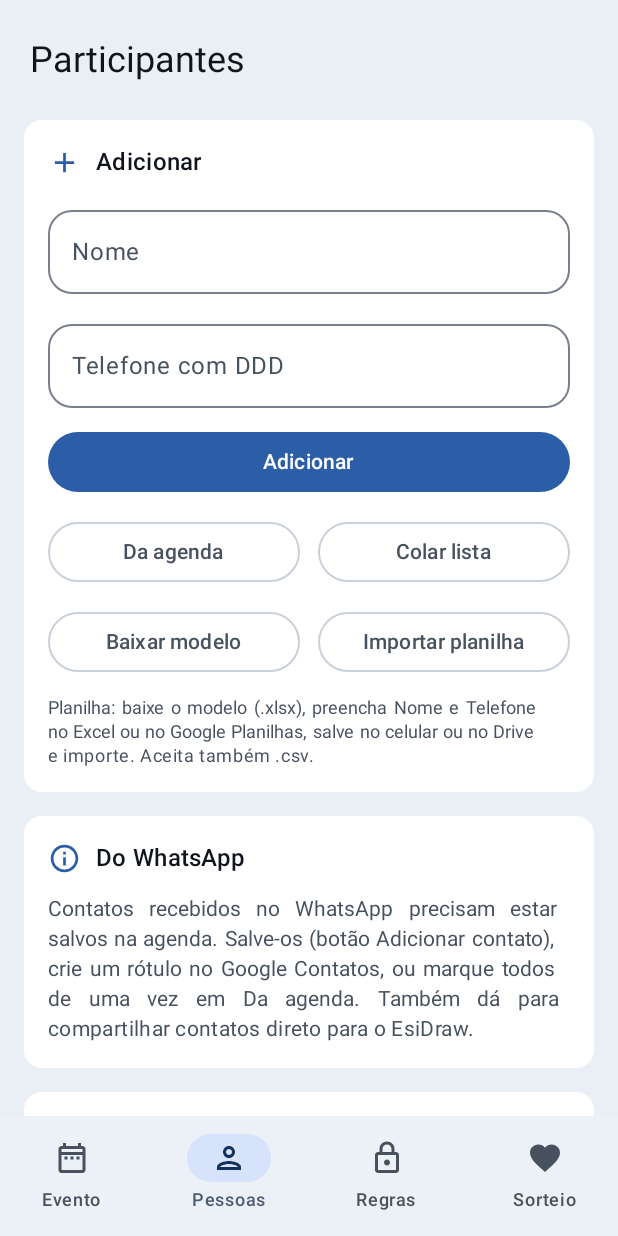
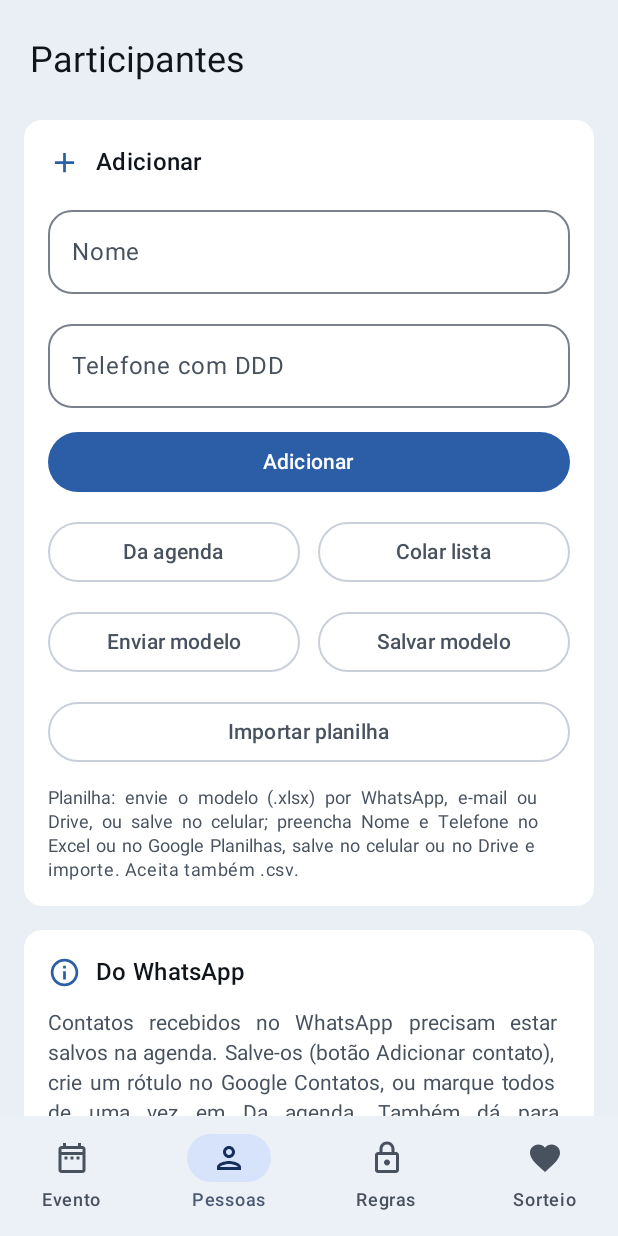
Before and after one commit to VictorEsidoro/EsiDraw, an Android app built with Jetpack Compose: the screen it shows after launch (MainActivity), item 2 of the bottom bar chosen, on a phone screen of 412 x 824 dp. Run offline under Robolectric (Android 15) with nearby library versions, the phone set to English and light mode, and no system bars; our stand-ins replace Room's generated code.

Commit message:
feat: enviar o modelo de planilha por qualquer app (FileProvider + compartilhar)

```diff
--- a/app/src/main/kotlin/io/github/victoresidoro/esidraw/ui/screens/ParticipantsScreen.kt
+++ b/app/src/main/kotlin/io/github/victoresidoro/esidraw/ui/screens/ParticipantsScreen.kt
@@ -152,16 +152,20 @@ fun ParticipantsScreen(
                 }
                 Row(horizontalArrangement = Arrangement.spacedBy(12.dp)) {
                     OutlinedButton(
+                        onClick = { if (!shareTemplate(context)) onMessage("Não consegui enviar o modelo.") },
+                        modifier = Modifier.weight(1f),
+                    ) { Text("Enviar modelo") }
+                    OutlinedButton(
                         onClick = { saveTemplate.launch(XlsxTemplate.FILE_NAME) },
                         modifier = Modifier.weight(1f),
-                    ) { Text("Baixar modelo") }
-                    OutlinedButton(
-                        onClick = { pickSheet.launch(arrayOf("*/*")) },
-                        modifier = Modifier.weight(1f),
-                    ) { Text("Importar planilha") }
+                    ) { Text("Salvar modelo") }
                 }
+                OutlinedButton(
+                    onClick = { pickSheet.launch(arrayOf("*/*")) },
+                    modifier = Modifier.fillMaxWidth(),
+                ) { Text("Importar planilha") }
                 Text(
-                    "Planilha: baixe o modelo (.xlsx), preencha Nome e Telefone no Excel ou no Google Planilhas, " +
+                    "Planilha: envie o modelo (.xlsx) por WhatsApp, e-mail ou Drive, ou salve no celular; preencha Nome e Telefone no Excel ou no Google Planilhas, " +
                         "salve no celular ou no Drive e importe. Aceita também .csv.",
                     style = MaterialTheme.typography.bodySmall,
                     color = MaterialTheme.colorScheme.onSurfaceVariant,
--- /dev/null
+++ b/app/src/main/res/xml/file_paths.xml
@@ -0,0 +1,5 @@
+<?xml version="1.0" encoding="utf-8"?>
+<paths>
+    <!-- Só a pasta onde o modelo de planilha é gerado para ser enviado por outros apps. -->
+    <cache-path name="shared" path="shared/" />
+</paths>
```
Also changed, not shown: app/src/main/AndroidManifest.xml (+11 -0 lines), app/src/main/kotlin/io/github/victoresidoro/esidraw/ui/screens/ShareTemplate.kt (added, +22 -0 lines), 2 other files.
